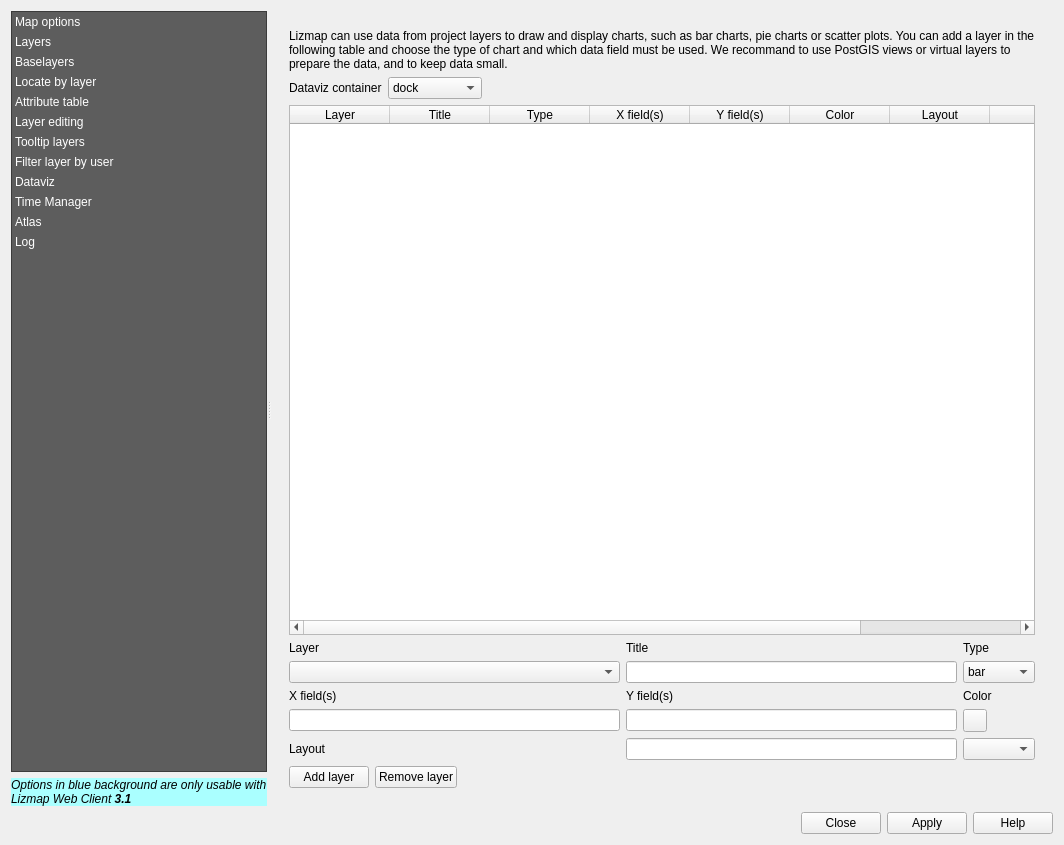
Qt form ui_lizmap.ui (3liz/lizmap-plugin) before a commit.
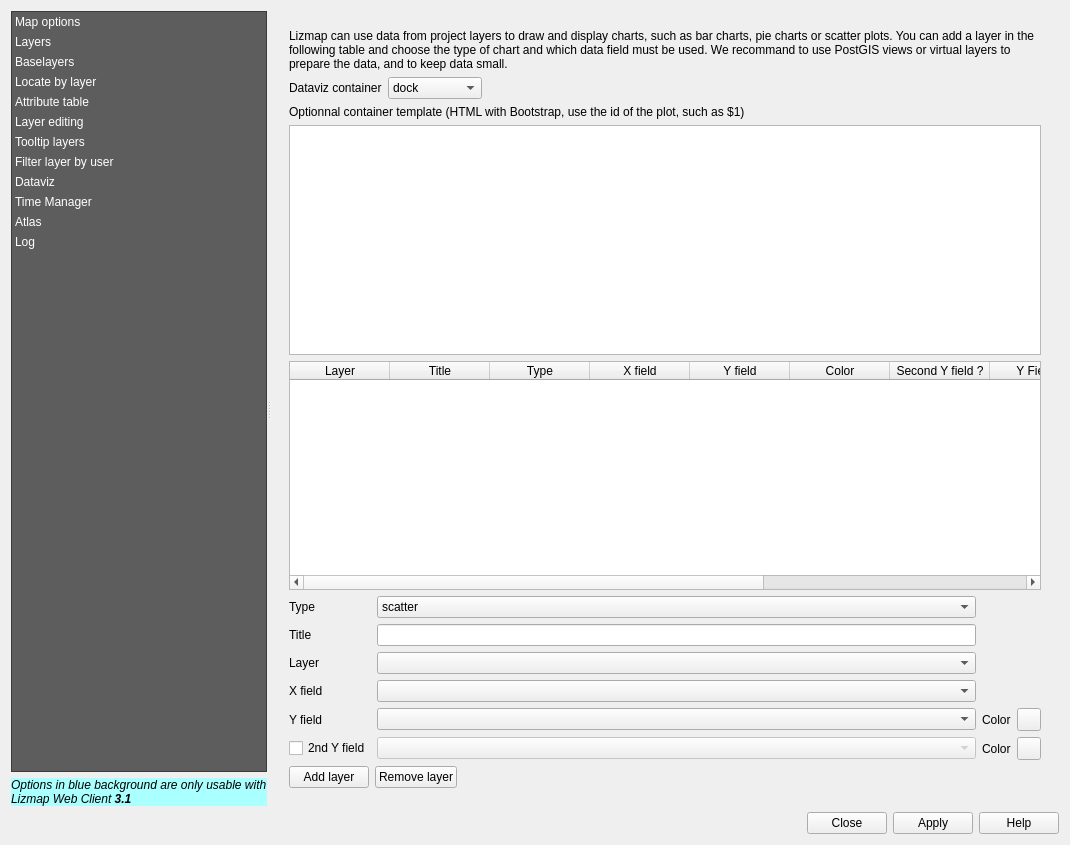
The same form after that commit. The open tabs and pages were chosen to show the change. Icons and pictures are not drawn. Custom widgets are drawn as their Qt base class.

Commit message: Dataviz - Add more plot types & improve UI

Diff of the .ui file:
```diff
--- a/ui_lizmap.ui
+++ b/ui_lizmap.ui
@@ -6,7 +6,7 @@
    <rect>
     <x>0</x>
     <y>0</y>
-    <width>1064</width>
+    <width>1070</width>
     <height>845</height>
    </rect>
   </property>
@@ -3182,8 +3182,8 @@
                <rect>
                 <x>0</x>
                 <y>0</y>
-                <width>267</width>
-                <height>604</height>
+                <width>772</width>
+                <height>776</height>
                </rect>
               </property>
               <layout class="QVBoxLayout" name="verticalLayout_19">
@@ -3243,6 +3243,16 @@
                  </item>
                 </layout>
                </item>
+               <item>
+                <widget class="QLabel" name="label_97">
+                 <property name="text">
+                  <string>Optionnal container template (HTML with Bootstrap, use the id of the plot, such as $1)</string>
+                 </property>
+                </widget>
+               </item>
+               <item>
+                <widget class="QPlainTextEdit" name="inDatavizTemplate"/>
+               </item>
                <item>
                 <widget class="QTableWidget" name="twDatavizLayers">
                  <property name="maximumSize">
@@ -3280,12 +3290,12 @@
                  </column>
                  <column>
                   <property name="text">
-                   <string>X field(s)</string>
+                   <string>X field</string>
                   </property>
                  </column>
                  <column>
                   <property name="text">
-                   <string>Y field(s)</string>
+                   <string>Y field</string>
                   </property>
                  </column>
                  <column>
@@ -3295,7 +3305,17 @@
                  </column>
                  <column>
                   <property name="text">
-                   <string>Layout</string>
+                   <string>Second Y field ?</string>
+                  </property>
+                 </column>
+                 <column>
+                  <property name="text">
+                   <string>Y Field 2</string>
+                  </property>
+                 </column>
+                 <column>
+                  <property name="text">
+                   <string>Color 2</string>
                   </property>
                  </column>
                  <column>
@@ -3305,35 +3325,42 @@
                  </column>
                  <column>
                   <property name="text">
-                   <string>order</string>
+                   <string>Plot Id</string>
                   </property>
                  </column>
                 </widget>
                </item>
                <item>
                 <layout class="QGridLayout" name="gridLayout_4">
+                 <item row="10" column="0">
+                  <widget class="QCheckBox" name="cbDatavizYField2">
+                   <property name="text">
+                    <string>2nd Y field</string>
+                   </property>
+                  </widget>
+                 </item>
                  <item row="2" column="1">
-                  <widget class="QLabel" name="label_77">
-                   <property name="text">
-                    <string>Y field(s)</string>
-                   </property>
-                  </widget>
-                 </item>
-                 <item row="0" column="1">
-                  <widget class="QLabel" name="label_71">
-                   <property name="text">
-                    <string>Title</string>
-                   </property>
-                  </widget>
-                 </item>
-                 <item row="1" column="1">
                   <widget class="QLineEdit" name="inDatavizPlotTitle"/>
                  </item>
-                 <item row="1" column="0">
-                  <widget class="QgsMapLayerComboBox" name="liDatavizPlotLayer"/>
+                 <item row="5" column="0">
+                  <widget class="QLabel" name="label_76">
+                   <property name="text">
+                    <string>X field</string>
+                   </property>
+                  </widget>
                  </item>
-                 <item row="1" column="4">
+                 <item row="0" column="1">
                   <widget class="QComboBox" name="liDatavizPlotType">
+                   <item>
+                    <property name="text">
+                     <string>scatter</string>
+                    </property>
+                   </item>
+                   <item>
+                    <property name="text">
+                     <string>box</string>
+                    </property>
+                   </item>
                    <item>
                     <property name="text">
                      <string>bar</string>
@@ -3356,83 +3383,97 @@
                    </item>
                   </widget>
                  </item>
-                 <item row="0" column="0">
-                  <widget class="QLabel" name="label_58">
+                 <item row="8" column="0">
+                  <widget class="QLabel" name="label_77">
                    <property name="text">
-                    <string>Layer</string>
+                    <string>Y field</string>
                    </property>
                   </widget>
                  </item>
-                 <item row="0" column="4">
+                 <item row="0" column="0">
                   <widget class="QLabel" name="label_74">
                    <property name="text">
                     <string>Type</string>
                    </property>
                   </widget>
                  </item>
-                 <item row="3" column="4">
-                  <widget class="QgsColorButtonV2" name="inDatavizPlotColor">
-                   <property name="color">
-                    <color>
-                     <red>0</red>
-                     <green>170</green>
-                     <blue>255</blue>
-                    </color>
-                   </property>
-                   <property name="defaultColor">
-                    <color>
-                     <red>0</red>
-                     <green>170</green>
-                     <blue>255</blue>
-                    </color>
-                   </property>
-                  </widget>
-                 </item>
-                 <item row="2" column="4">
-                  <widget class="QLabel" name="label_75">
-                   <property name="text">
-                    <string>Color</string>
-                   </property>
-                  </widget>
-                 </item>
-                 <item row="2" column="0">
-                  <widget class="QLabel" name="label_76">
-                   <property name="text">
-                    <string>X field(s)</string>
-                   </property>
-                  </widget>
-                 </item>
-                 <item row="3" column="0">
-                  <widget class="QLineEdit" name="inDatavizPlotXfield">
-                   <property name="toolTip">
-                    <string>Field names separated by comma</string>
-                   </property>
-                  </widget>
-                 </item>
                  <item row="3" column="1">
-                  <widget class="QLineEdit" name="inDatavizPlotYfield">
-                   <property name="toolTip">
-                    <string>Field names separated by comma</string>
+                  <widget class="QgsMapLayerComboBox" name="liDatavizPlotLayer">
+                   <property name="filters">
+                    <set>QgsMapLayerProxyModel::HasGeometry|QgsMapLayerProxyModel::LineLayer|QgsMapLayerProxyModel::NoGeometry|QgsMapLayerProxyModel::PluginLayer|QgsMapLayerProxyModel::PointLayer|QgsMapLayerProxyModel::PolygonLayer|QgsMapLayerProxyModel::VectorLayer</set>
                    </property>
                   </widget>
                  </item>
-                 <item row="4" column="0">
+                 <item row="3" column="0">
+                  <widget class="QLabel" name="label_58">
+                   <property name="text">
+                    <string>Layer</string>
+                   </property>
+                  </widget>
+                 </item>
+                 <item row="5" column="1">
+                  <widget class="QgsFieldComboBox" name="inDatavizPlotXfield"/>
+                 </item>
+                 <item row="8" column="1">
+                  <widget class="QgsFieldComboBox" name="inDatavizPlotYfield"/>
+                 </item>
+                 <item row="2" column="0">
+                  <widget class="QLabel" name="label_71">
+                   <property name="text">
+                    <string>Title</string>
+                   </property>
+                  </widget>
+                 </item>
+                 <item row="10" column="1">
+                  <widget class="QgsFieldComboBox" name="inDatavizPlotYfield2">
+                   <property name="enabled">
+                    <bool>false</bool>
+                   </property>
+                  </widget>
+                 </item>
+                 <item row="8" column="2">
+                  <widget class="QLabel" name="label_75">
+                   <property name="text">
+                    <string>Color</string>
+                   </property>
+                  </widget>
+                 </item>
+                 <item row="8" column="3">
+                  <widget class="QgsColorButtonV2" name="inDatavizPlotColor">
+                   <property name="color">
+                    <color>
+                     <red>0</red>
+                     <green>170</green>
+                     <blue>255</blue>
+                    </color>
+                   </property>
+                   <property name="defaultColor">
+                    <color>
+                     <red>0</red>
+                     <green>170</green>
+                     <blue>255</blue>
+                    </color>
+                   </property>
+                  </widget>
+                 </item>
+                 <item row="10" column="2">
                   <widget class="QLabel" name="label_80">
                    <property name="text">
-                    <string>Layout</string>
+                    <string>Color</string>
                    </property>
                   </widget>
                  </item>
-                 <item row="4" column="1">
-                  <widget class="QLineEdit" name="inDatavizLayout">
-                   <property name="toolTip">
-                    <string>Plot.ly layout options, separated by ; For example: showlegend:true,barmode:stack</string>
+                 <item row="10" column="3">
+                  <widget class="QgsColorButtonV2" name="inDatavizPlotColor2">
+                   <property name="color">
+                    <color>
+                     <red>255</red>
+                     <green>170</green>
+                     <blue>0</blue>
+                    </color>
                    </property>
                   </widget>
                  </item>
-                 <item row="4" column="4">
-                  <widget class="QgsFieldComboBox" name="mFieldComboBox"/>
-                 </item>
                 </layout>
                </item>
                <item>
```
Left out of the diff: 149 changed lines with no effect on the pictures. The commit also changes 1 other file.
